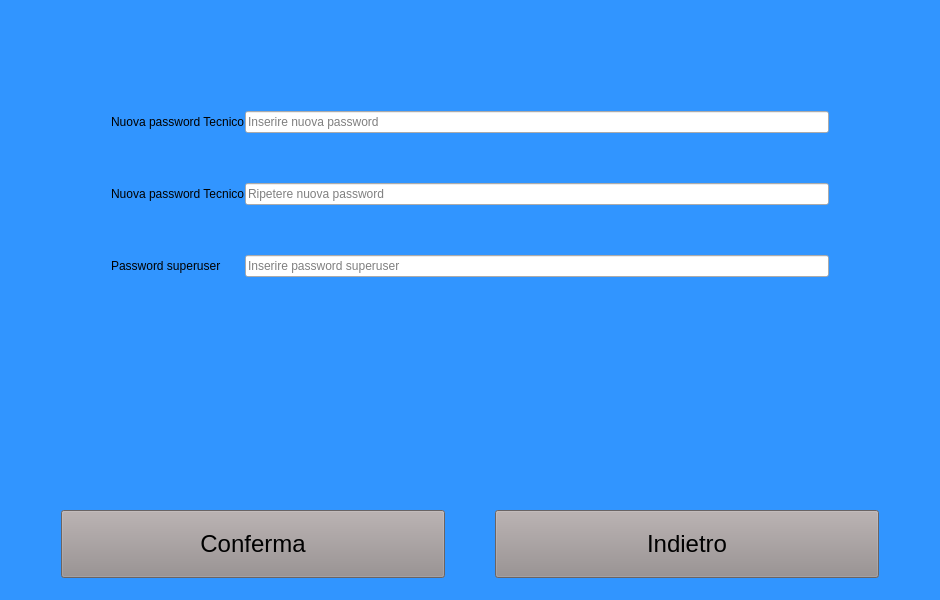
Before: the Qt Designer form mainwindowtecnico.ui in giuseppedifatta/sistemaTecnico, drawn with Qt 5.
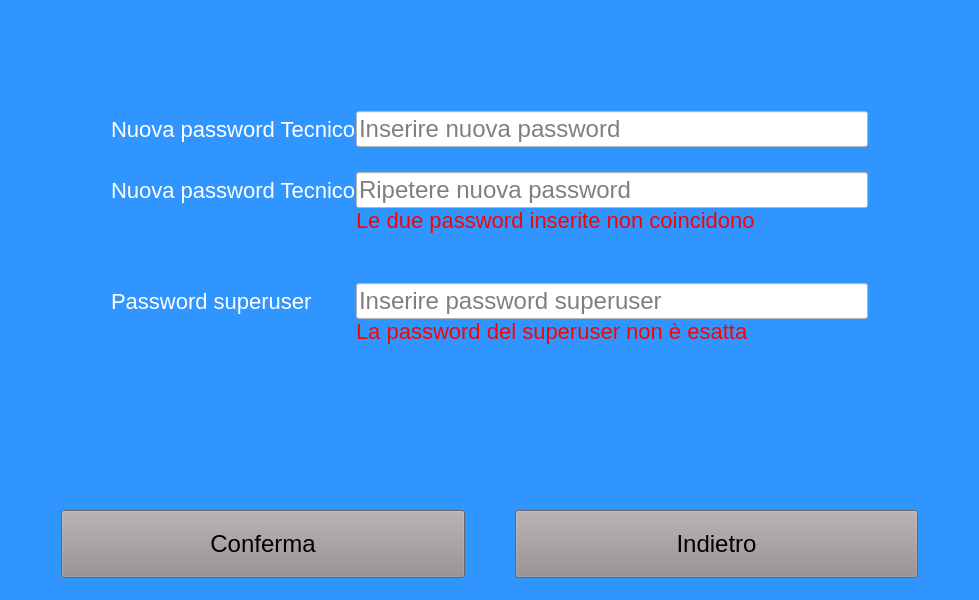
After: the same form once the commit is applied. The open tabs and pages were chosen to show the change.

```diff
--- a/mainwindowtecnico.ui
+++ b/mainwindowtecnico.ui
@@ -6,7 +6,7 @@
    <rect>
     <x>0</x>
     <y>0</y>
-    <width>940</width>
+    <width>978</width>
     <height>600</height>
    </rect>
   </property>
@@ -26,6 +26,16 @@
 vertical-align:middle;
 min-height:60px;
 color:black;
+}
+
+.QLabel {
+color: white;
+font-size: 22px bold sans serif;
+}
+
+.QLineEdit{
+font-size: 24px bold sans serif;
+background-color: white;
 }</string>
   </property>
   <widget class="QWidget" name="centralWidget">
@@ -166,7 +176,7 @@
            <number>0</number>
           </property>
           <property name="verticalSpacing">
-           <number>50</number>
+           <number>0</number>
           </property>
           <property name="leftMargin">
            <number>50</number>
@@ -187,20 +197,6 @@
             </property>
            </widget>
           </item>
-          <item row="1" column="0">
-           <widget class="QLabel" name="label_repeat_new_password">
-            <property name="text">
-             <string>Nuova password Tecnico</string>
-            </property>
-           </widget>
-          </item>
-          <item row="2" column="0">
-           <widget class="QLabel" name="label_su_password">
-            <property name="text">
-             <string>Password superuser</string>
-            </property>
-           </widget>
-          </item>
           <item row="0" column="1">
            <widget class="QLineEdit" name="lineEdit_new_password">
             <property name="placeholderText">
@@ -208,20 +204,75 @@
             </property>
            </widget>
           </item>
-          <item row="1" column="1">
+          <item row="2" column="0">
+           <widget class="QLabel" name="label_repeat_new_password">
+            <property name="text">
+             <string>Nuova password Tecnico</string>
+            </property>
+           </widget>
+          </item>
+          <item row="2" column="1">
            <widget class="QLineEdit" name="lineEdit_repeat_new_password">
             <property name="placeholderText">
              <string>Ripetere nuova password</string>
             </property>
            </widget>
           </item>
-          <item row="2" column="1">
+          <item row="3" column="1">
+           <widget class="QLabel" name="label_error_repeat_pass">
+            <property name="styleSheet">
+             <string notr="true">color:red;</string>
+            </property>
+            <property name="text">
+             <string>Le due password inserite non coincidono</string>
+            </property>
+           </widget>
+          </item>
+          <item row="4" column="1">
+           <widget class="QLabel" name="label_9">
+            <property name="text">
+             <string/>
+            </property>
+           </widget>
+          </item>
+          <item row="5" column="1">
+           <widget class="QLabel" name="label_10">
+            <property name="text">
+             <string/>
+            </property>
+           </widget>
+          </item>
+          <item row="6" column="0">
+           <widget class="QLabel" name="label_su_password">
+            <property name="text">
+             <string>Password superuser</string>
+            </property>
+           </widget>
+          </item>
+          <item row="6" column="1">
            <widget class="QLineEdit" name="lineEdit_su_password">
             <property name="placeholderText">
              <string>Inserire password superuser</string>
             </property>
            </widget>
           </item>
+          <item row="7" column="1">
+           <widget class="QLabel" name="label_error_su_password">
+            <property name="styleSheet">
+             <string notr="true">color:red;</string>
+            </property>
+            <property name="text">
+             <string>La password del superuser non è esatta</string>
+            </property>
+           </widget>
+          </item>
+          <item row="1" column="1">
+           <widget class="QLabel" name="label_11">
+            <property name="text">
+             <string/>
+            </property>
+           </widget>
+          </item>
          </layout>
         </item>
         <item>
```
Left out of the diff: 28 changed lines with no effect on the pictures.
